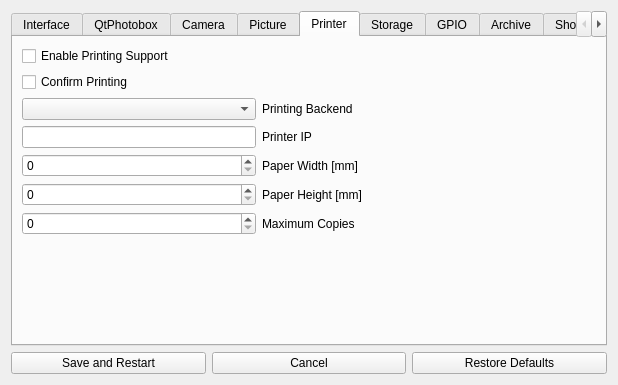
andyboeh/qtphotobox, file gui/settingswidget.ui: the form before one commit.
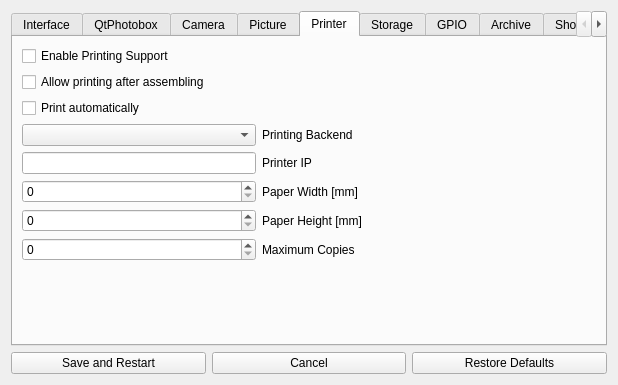
The form after the commit. The open tabs and pages were chosen to show the change.

Commit message: Make printing password-protected, work towards a standalone settings editor

What changed in the file:
```diff
--- a/gui/settingswidget.ui
+++ b/gui/settingswidget.ui
@@ -497,12 +497,8 @@
        <string>Printer</string>
       </attribute>
       <layout class="QGridLayout" name="gridLayout_5">
-       <item row="2" column="1">
-        <widget class="QLabel" name="label_18">
-         <property name="text">
-          <string>Printing Backend</string>
-         </property>
-        </widget>
+       <item row="4" column="0">
+        <widget class="QComboBox" name="cmbPrinterBackend"/>
        </item>
        <item row="0" column="0">
         <widget class="QCheckBox" name="chkEnablePrinting">
@@ -511,38 +507,61 @@
          </property>
         </widget>
        </item>
-       <item row="4" column="0">
+       <item row="6" column="0">
         <widget class="QSpinBox" name="spinPaperWidth">
          <property name="maximum">
           <number>999</number>
          </property>
         </widget>
        </item>
-       <item row="5" column="0">
-        <widget class="QSpinBox" name="spinPaperHeight">
-         <property name="maximum">
-          <number>999</number>
+       <item row="2" column="0">
+        <widget class="QCheckBox" name="chkAutoPrint">
+         <property name="text">
+          <string>Print automatically</string>
          </property>
         </widget>
        </item>
-       <item row="6" column="0">
+       <item row="0" column="2">
+        <spacer name="horizontalSpacer_5">
+         <property name="orientation">
+          <enum>Qt::Horizontal</enum>
+         </property>
+         <property name="sizeHint" stdset="0">
+          <size>
+           <width>40</width>
+           <height>20</height>
+          </size>
+         </property>
+        </spacer>
+       </item>
+       <item row="5" column="0">
+        <widget class="QLineEdit" name="editPrinterIP"/>
+       </item>
+       <item row="8" column="0">
         <widget class="QSpinBox" name="spinMaxCopies"/>
        </item>
        <item row="6" column="1">
+        <widget class="QLabel" name="label_15">
+         <property name="text">
+          <string>Paper Width [mm]</string>
+         </property>
+        </widget>
+       </item>
+       <item row="4" column="1">
+        <widget class="QLabel" name="label_18">
+         <property name="text">
+          <string>Printing Backend</string>
+         </property>
+        </widget>
+       </item>
+       <item row="8" column="1">
         <widget class="QLabel" name="label_17">
          <property name="text">
           <string>Maximum Copies</string>
          </property>
         </widget>
        </item>
-       <item row="1" column="0">
-        <widget class="QCheckBox" name="chkConfirmPrinting">
-         <property name="text">
-          <string>Confirm Printing</string>
-         </property>
-        </widget>
-       </item>
-       <item row="7" column="0">
+       <item row="9" column="0">
         <spacer name="verticalSpacer_5">
          <property name="orientation">
           <enum>Qt::Vertical</enum>
@@ -555,45 +574,33 @@
          </property>
         </spacer>
        </item>
+       <item row="7" column="0">
+        <widget class="QSpinBox" name="spinPaperHeight">
+         <property name="maximum">
+          <number>999</number>
+         </property>
+        </widget>
+       </item>
        <item row="5" column="1">
-        <widget class="QLabel" name="label_16">
-         <property name="text">
-          <string>Paper Height [mm]</string>
-         </property>
-        </widget>
-       </item>
-       <item row="2" column="0">
-        <widget class="QComboBox" name="cmbPrinterBackend"/>
-       </item>
-       <item row="0" column="2">
-        <spacer name="horizontalSpacer_5">
-         <property name="orientation">
-          <enum>Qt::Horizontal</enum>
-         </property>
-         <property name="sizeHint" stdset="0">
-          <size>
-           <width>40</width>
-           <height>20</height>
-          </size>
-         </property>
-        </spacer>
-       </item>
-       <item row="4" column="1">
-        <widget class="QLabel" name="label_15">
-         <property name="text">
-          <string>Paper Width [mm]</string>
-         </property>
-        </widget>
-       </item>
-       <item row="3" column="1">
         <widget class="QLabel" name="label_20">
          <property name="text">
           <string>Printer IP</string>
          </property>
         </widget>
        </item>
-       <item row="3" column="0">
-        <widget class="QLineEdit" name="editPrinterIP"/>
+       <item row="7" column="1">
+        <widget class="QLabel" name="label_16">
+         <property name="text">
+          <string>Paper Height [mm]</string>
+         </property>
+        </widget>
+       </item>
+       <item row="1" column="0">
+        <widget class="QCheckBox" name="chkAllowPrinting">
+         <property name="text">
+          <string>Allow printing after assembling</string>
+         </property>
+        </widget>
        </item>
       </layout>
      </widget>
```
Left out of the diff: 79 changed lines with no effect on the pictures. The commit also changes 18 other files.
